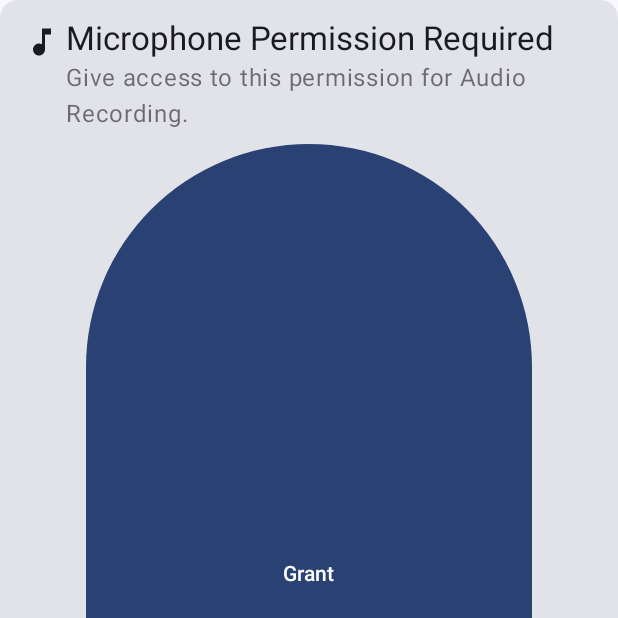
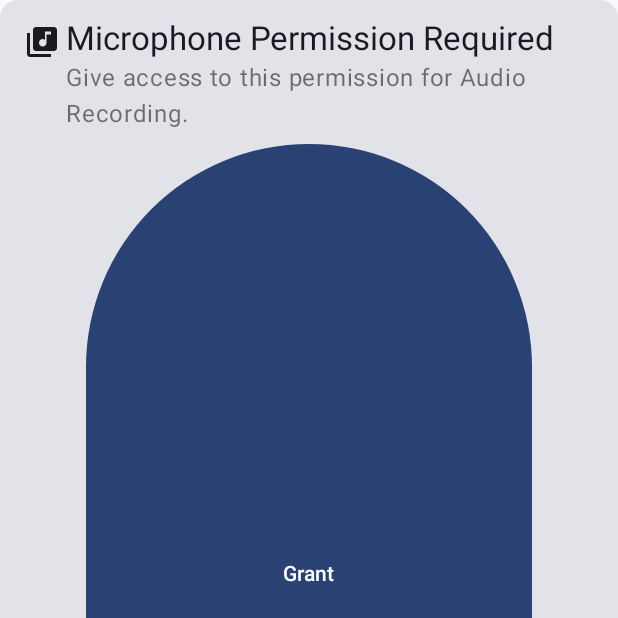
Before and after one commit to hemang-mishra/Hexagraph, an Android app built with Jetpack Compose: the composable PermissionCard shown on its own in the app's theme, on a phone screen of 412 x 824 dp, the top half of it. Run offline under Robolectric (Android 15) with nearby library versions, the phone set to English and light mode, and no system bars.

Commit message:
Made some modifications

```diff
--- a/app/src/main/java/com/hexagraph/pattagobhi/model/PermissionsRequired.kt
+++ b/app/src/main/java/com/hexagraph/pattagobhi/model/PermissionsRequired.kt
@@ -2,27 +2,22 @@ package com.hexagraph.pattagobhi.model
 
 import android.Manifest
 import androidx.compose.material.icons.Icons
-import androidx.compose.material.icons.filled.CalendarToday
-import androidx.compose.material.icons.filled.CameraAlt
-import androidx.compose.material.icons.filled.EditCalendar
-import androidx.compose.material.icons.filled.MusicNote
-import androidx.compose.material.icons.filled.Notifications
-import androidx.compose.material.icons.filled.Timer
 import androidx.compose.ui.graphics.vector.ImageVector
+import com.hexagraph.pattagobhi.R
 
 enum class PermissionsRequired(
     val permission: String,
     val title: String,
     val permanentlyDeclinedText: String,
     val rationaleText: String,
-    val image: ImageVector
+    val image: Int
 ) {
     MICROPHONE_PERMISSION(
         permission = Manifest.permission.RECORD_AUDIO,
         title = "Microphone Permission Required",
         permanentlyDeclinedText = " Seems you have permanently declined this permission. Give access to this permission in settings",
         rationaleText = "Give access to this permission for Audio Recording.",
-        image = Icons.Default.MusicNote
+        image = R.drawable.baseline_library_music_24
     )
 
 }
--- a/app/src/main/java/com/hexagraph/pattagobhi/ui/components/AppTextField.kt
+++ b/app/src/main/java/com/hexagraph/pattagobhi/ui/components/AppTextField.kt
@@ -15,8 +15,6 @@ import androidx.compose.foundation.text.KeyboardActions
 import androidx.compose.foundation.text.KeyboardOptions
 import androidx.compose.material.icons.Icons
 import androidx.compose.material.icons.filled.Email
-import androidx.compose.material.icons.filled.Visibility
-import androidx.compose.material.icons.filled.VisibilityOff
 import androidx.compose.material3.Icon
 import androidx.compose.material3.IconButton
 import androidx.compose.material3.MaterialTheme
@@ -33,6 +31,7 @@ import androidx.compose.ui.Modifier
 import androidx.compose.ui.draw.clip
 import androidx.compose.ui.graphics.Color
 import androidx.compose.ui.graphics.vector.ImageVector
+import androidx.compose.ui.res.painterResource
 import androidx.compose.ui.text.TextStyle
 import androidx.compose.ui.text.font.FontWeight
 import androidx.compose.ui.text.input.ImeAction
@@ -41,6 +40,7 @@ import androidx.compose.ui.text.input.VisualTransformation
 import androidx.compose.ui.text.style.TextDecoration
 import androidx.compose.ui.unit.dp
 import androidx.compose.ui.unit.sp
+import com.hexagraph.pattagobhi.R
 
 
 @Composable
@@ -142,7 +142,7 @@ fun LoginTextField(
             if (isPassword) {
                 IconButton(onClick = { showPassword = !showPassword }) {
                     Icon(
-                        imageVector = if (showPassword) Icons.Default.VisibilityOff else Icons.Default.Visibility,
+                        painter = painterResource(if (showPassword) R.drawable.baseline_visibility_off_24 else R.drawable.baseline_visibility_24),
                         contentDescription = null,
                         tint = MaterialTheme.colorScheme.primary
                     )
--- a/app/src/main/java/com/hexagraph/pattagobhi/ui/screens/onboarding/PermissionsScreen.kt
+++ b/app/src/main/java/com/hexagraph/pattagobhi/ui/screens/onboarding/PermissionsScreen.kt
@@ -26,6 +26,7 @@ import androidx.compose.runtime.remember
 import androidx.compose.ui.Alignment
 import androidx.compose.ui.Modifier
 import androidx.compose.ui.platform.LocalContext
+import androidx.compose.ui.res.painterResource
 import androidx.compose.ui.unit.dp
 import androidx.core.app.ActivityCompat.shouldShowRequestPermissionRationale
 import androidx.navigation.NavController
@@ -112,7 +113,7 @@ private fun PermissionCard(
             Row {
                 Icon(
                     modifier = Modifier.padding(4.dp),
-                    imageVector = permissionsRequired.image,
+                    painter = painterResource(permissionsRequired.image),
                     contentDescription = "Image",
 
                     )
--- /dev/null
+++ b/app/src/main/res/drawable/baseline_library_music_24.xml
@@ -0,0 +1,5 @@
+<vector xmlns:android="http://schemas.android.com/apk/res/android" android:height="24dp" android:tint="#000000" android:viewportHeight="24" android:viewportWidth="24" android:width="24dp">
+
+    <path android:fillColor="@android:color/white" android:pathData="M20,2L8,2c-1.1,0 -2,0.9 -2,2v12c0,1.1 0.9,2 2,2h12c1.1,0 2,-0.9 2,-2L22,4c0,-1.1 -0.9,-2 -2,-2zM18,7h-3v5.5c0,1.38 -1.12,2.5 -2.5,2.5S10,13.88 10,12.5s1.12,-2.5 2.5,-2.5c0.57,0 1.08,0.19 1.5,0.51L14,5h4v2zM4,6L2,6v14c0,1.1 0.9,2 2,2h14v-2L4,20L4,6z"/>
+
+</vector>
--- /dev/null
+++ b/app/src/main/res/drawable/baseline_password_24.xml
@@ -0,0 +1,5 @@
+<vector xmlns:android="http://schemas.android.com/apk/res/android" android:height="24dp" android:tint="#000000" android:viewportHeight="24" android:viewportWidth="24" android:width="24dp">
+
+    <path android:fillColor="@android:color/white" android:pathData="M2,17h20v2H2V17zM3.15,12.95L4,11.47l0.85,1.48l1.3,-0.75L5.3,10.72H7v-1.5H5.3l0.85,-1.47L4.85,7L4,8.47L3.15,7l-1.3,0.75L2.7,9.22H1v1.5h1.7L1.85,12.2L3.15,12.95zM9.85,12.2l1.3,0.75L12,11.47l0.85,1.48l1.3,-0.75l-0.85,-1.48H15v-1.5h-1.7l0.85,-1.47L12.85,7L12,8.47L11.15,7l-1.3,0.75l0.85,1.47H9v1.5h1.7L9.85,12.2zM23,9.22h-1.7l0.85,-1.47L20.85,7L20,8.47L19.15,7l-1.3,0.75l0.85,1.47H17v1.5h1.7l-0.85,1.48l1.3,0.75L20,11.47l0.85,1.48l1.3,-0.75l-0.85,-1.48H23V9.22z"/>
+
+</vector>
--- /dev/null
+++ b/app/src/main/res/drawable/baseline_visibility_24.xml
@@ -0,0 +1,5 @@
+<vector xmlns:android="http://schemas.android.com/apk/res/android" android:height="24dp" android:tint="#000000" android:viewportHeight="24" android:viewportWidth="24" android:width="24dp">
+
+    <path android:fillColor="@android:color/white" android:pathData="M12,4.5C7,4.5 2.73,7.61 1,12c1.73,4.39 6,7.5 11,7.5s9.27,-3.11 11,-7.5c-1.73,-4.39 -6,-7.5 -11,-7.5zM12,17c-2.76,0 -5,-2.24 -5,-5s2.24,-5 5,-5 5,2.24 5,5 -2.24,5 -5,5zM12,9c-1.66,0 -3,1.34 -3,3s1.34,3 3,3 3,-1.34 3,-3 -1.34,-3 -3,-3z"/>
+
+</vector>
--- /dev/null
+++ b/app/src/main/res/drawable/baseline_visibility_off_24.xml
@@ -0,0 +1,5 @@
+<vector xmlns:android="http://schemas.android.com/apk/res/android" android:height="24dp" android:tint="#000000" android:viewportHeight="24" android:viewportWidth="24" android:width="24dp">
+
+    <path android:fillColor="@android:color/white" android:pathData="M12,7c2.76,0 5,2.24 5,5 0,0.65 -0.13,1.26 -0.36,1.83l2.92,2.92c1.51,-1.26 2.7,-2.89 3.43,-4.75 -1.73,-4.39 -6,-7.5 -11,-7.5 -1.4,0 -2.74,0.25 -3.98,0.7l2.16,2.16C10.74,7.13 11.35,7 12,7zM2,4.27l2.28,2.28 0.46,0.46C3.08,8.3 1.78,10.02 1,12c1.73,4.39 6,7.5 11,7.5 1.55,0 3.03,-0.3 4.38,-0.84l0.42,0.42L19.73,22 21,20.73 3.27,3 2,4.27zM7.53,9.8l1.55,1.55c-0.05,0.21 -0.08,0.43 -0.08,0.65 0,1.66 1.34,3 3,3 0.22,0 0.44,-0.03 0.65,-0.08l1.55,1.55c-0.67,0.33 -1.41,0.53 -2.2,0.53 -2.76,0 -5,-2.24 -5,-5 0,-0.79 0.2,-1.53 0.53,-2.2zM11.84,9.02l3.15,3.15 0.02,-0.16c0,-1.66 -1.34,-3 -3,-3l-0.17,0.01z"/>
+
+</vector>
--- a/gradle/libs.versions.toml
+++ b/gradle/libs.versions.toml
@@ -1,5 +1,6 @@
 [versions]
 agp = "8.9.1"
+composeMarkdown = "0.5.7"
 hiltCompiler = "1.2.0"
 kotlin = "2.0.0"
 coreKtx = "1.15.0"
@@ -52,6 +53,7 @@ androidx-hilt-work = { module = "androidx.hilt:hilt-work", version.ref = "hiltCo
 androidx-material-icons-extended = { module = "androidx.compose.material:material-icons-extended", version.ref = "materialIconsExtended" }
 androidx-startup-runtime = { module = "androidx.startup:startup-runtime", version.ref = "startupRuntime" }
 androidx-work-runtime-ktx = { module = "androidx.work:work-runtime-ktx", version.ref = "workRuntimeKtx" }
+compose-markdown = { module = "com.github.jeziellago:compose-markdown", version.ref = "composeMarkdown" }
 junit = { group = "junit", name = "junit", version.ref = "junit" }
 androidx-junit = { group = "androidx.test.ext", name = "junit", version.ref = "junitVersion" }
 androidx-espresso-core = { group = "androidx.test.espresso", name = "espresso-core", version.ref = "espressoCore" }
```
Also changed, not shown: app/build.gradle.kts (+7 -36 lines).
